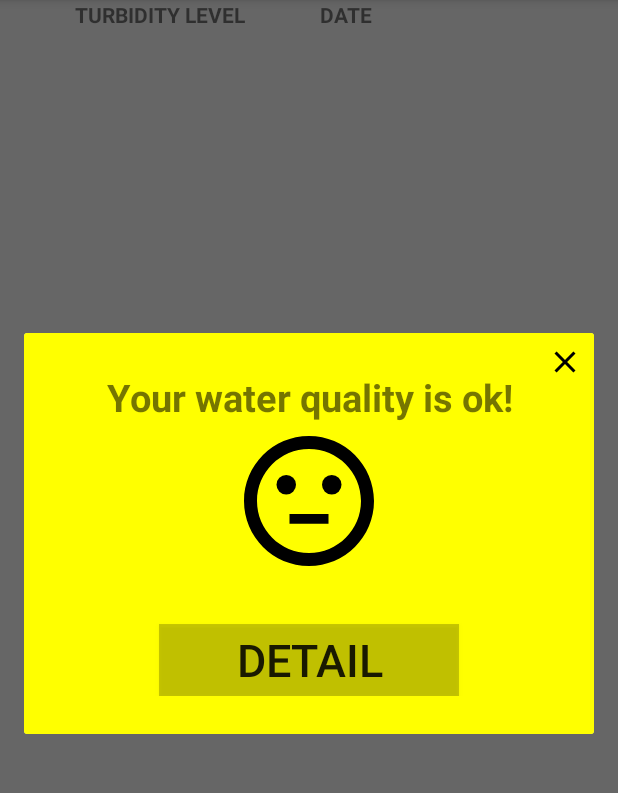
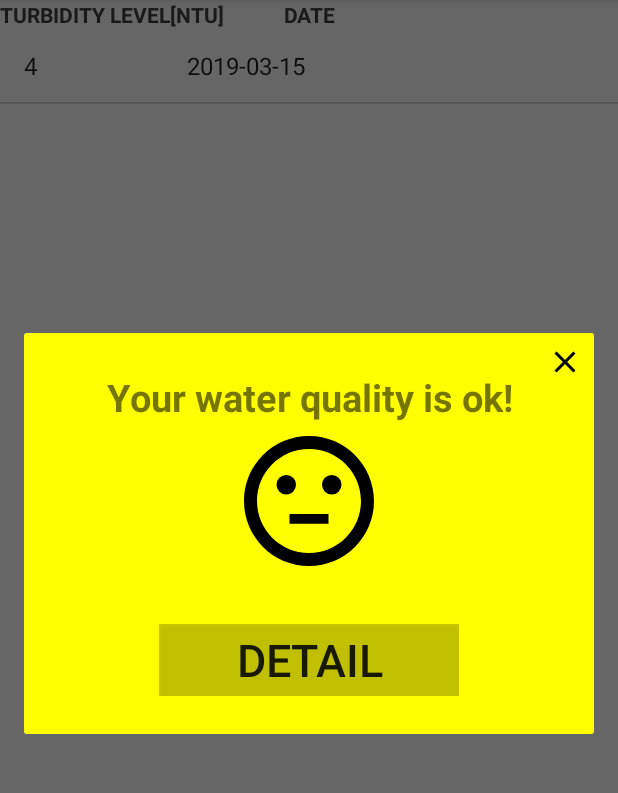
Before and after one commit to WHYKEYSAY/Water_monitor_app-Java-, an Android app: the TableActivity screen opened directly, with no data from a screen before it, on a phone screen of 412 x 824 dp, the part 84-877 px from its top. Run offline under Robolectric (Android 15) with nearby library versions, the phone set to English and light mode, and no system bars; libraries missing offline, so code that uses them is left out: com.github.anastr.speedviewlib.

```diff
--- a/app/build.gradle
+++ b/app/build.gradle
@@ -27,4 +27,6 @@ dependencies {
     androidTestImplementation 'com.android.support.test.espresso:espresso-core:3.0.2'
     implementation 'com.github.anastr:speedviewlib:1.3.1'
     implementation 'com.android.support:cardview-v7:28.0.0'
+    implementation 'com.jjoe64:graphview:4.2.2'
+
 }
--- a/app/src/main/java/com/example/groupel/elecoen390_watermonitor/TableActivity.java
+++ b/app/src/main/java/com/example/groupel/elecoen390_watermonitor/TableActivity.java
@@ -1,22 +1,19 @@
 package com.example.groupel.elecoen390_watermonitor;
 
+import android.content.Intent;
 import android.support.v7.app.AppCompatActivity;
 import android.os.Bundle;
 import android.view.View;
-import android.widget.Adapter;
 import android.widget.AdapterView;
 import android.widget.ArrayAdapter;
-import android.widget.Button;
 import android.widget.ListView;
-import android.widget.TableLayout;
 import android.widget.TextView;
 
 import java.util.ArrayList;
 
 public class TableActivity extends AppCompatActivity {
 
-    TextView text_tur;
-    TextView text_date;
+    TextView text_title_line;
     ListView listView;
     ArrayList<String> arrayList = new ArrayList<>();
     @Override
@@ -24,13 +21,16 @@ public class TableActivity extends AppCompatActivity {
         super.onCreate(savedInstanceState);
         setContentView(R.layout.activity_table);
         setUI();
+        //Demo listview item
+        //TODO: Display an arrow on the rightmost of a line
+        String item = String.format("%-20s %15s","4","2019-03-15");
+        arrayList.add(item);
     }
 
     private void setUI() {
-
-
-        text_tur = (TextView) findViewById(R.id.title_turbidity);
-        text_date = (TextView) findViewById(R.id.title_testDateAndtime);
+        text_title_line = (TextView) findViewById(R.id.title_line);
+        String title = String.format("%-20s %15s","TURBIDITY LEVEL[NTU]","DATE");
+        text_title_line.setText(title);
         listView = (ListView) findViewById(R.id.history);
         ArrayAdapter<String> arrayAdapter = new ArrayAdapter<>(this,android.R.layout.simple_list_item_1,arrayList);
         listView.setAdapter(arrayAdapter);
@@ -39,7 +39,9 @@ public class TableActivity extends AppCompatActivity {
         listView.setOnItemClickListener(new AdapterView.OnItemClickListener() {
             @Override
             public void onItemClick(AdapterView<?> parent, View view, int position, long id) {
-
+                //TODO: Make this to be able to pass table(DB) id to graph activity
+                Intent intent = new Intent(view.getContext(),graphActivity.class);
+                startActivity(intent);
             }
         });
     }
--- a/app/src/main/res/layout/activity_table.xml
+++ b/app/src/main/res/layout/activity_table.xml
@@ -11,25 +11,16 @@
     />
 
     <TextView
-        android:id="@+id/title_turbidity"
+        android:id="@+id/title_line"
         android:layout_width="wrap_content"
         android:layout_height="wrap_content"
+        android:text="title line"
+        android:textColor="@color/cardview_dark_background"
+        android:textStyle="bold"
         app:layout_constraintStart_toStartOf="parent"
-        app:layout_constraintTop_toTopOf="parent"
-        android:layout_marginLeft="50dp"
-        android:text="TURBIDITY LEVEL"
-        android:textStyle="bold"/>
+        app:layout_constraintTop_toTopOf="parent" />
 
-    <TextView
-        android:id="@+id/title_testDateAndtime"
-        android:layout_width="wrap_content"
-        android:layout_height="wrap_content"
-        app:layout_constraintLeft_toRightOf="@id/title_turbidity"
-        app:layout_constraintTop_toTopOf="parent"
-        android:layout_marginRight="0dp"
-        android:layout_marginLeft="50dp"
-        android:text="DATE"
-        android:textStyle="bold"/>
+
     <ListView
         android:id="@+id/history"
         android:layout_width="match_parent"
@@ -37,5 +28,5 @@
         android:clickable="true"
         android:layout_marginTop="20dp"
         app:layout_constraintStart_toStartOf="parent"
-        app:layout_constraintTop_toTopOf="@id/title_turbidity" />
+        app:layout_constraintTop_toTopOf="@id/title_line" />
 </android.support.constraint.ConstraintLayout>
```
Also changed, not shown: app/src/main/AndroidManifest.xml (+4 -3 lines), app/src/main/java/com/example/groupel/elecoen390_watermonitor/graphActivity.java (added, +74 -0 lines), app/src/main/res/layout/activity_graph.xml (added, +16 -0 lines).
